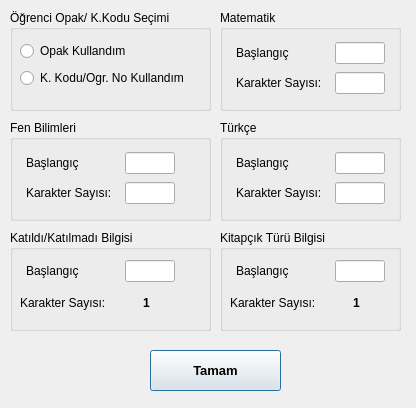
Above: Ayarlar.ui from electropsycho/ODMConverter before the change. Below: the same form after it.
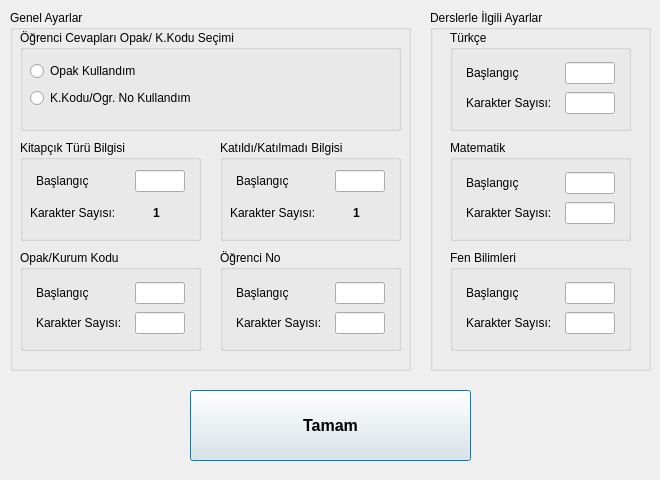
That is the form after the change. Icons and pictures are not drawn.

```diff
--- a/Ayarlar.ui
+++ b/Ayarlar.ui
@@ -6,8 +6,8 @@
    <rect>
     <x>0</x>
     <y>0</y>
-    <width>416</width>
-    <height>408</height>
+    <width>660</width>
+    <height>480</height>
    </rect>
   </property>
   <property name="sizePolicy">
@@ -16,27 +16,363 @@
     <verstretch>0</verstretch>
    </sizepolicy>
   </property>
+  <property name="minimumSize">
+   <size>
+    <width>660</width>
+    <height>480</height>
+   </size>
+  </property>
+  <property name="maximumSize">
+   <size>
+    <width>660</width>
+    <height>480</height>
+   </size>
+  </property>
   <property name="windowTitle">
    <string>Ayarlar</string>
   </property>
+  <property name="windowIcon">
+   <iconset>
+    <normaloff>images/settings.png</normaloff>images/settings.png</iconset>
+  </property>
+  <property name="sizeGripEnabled">
+   <bool>false</bool>
+  </property>
+  <widget class="QGroupBox" name="groupBox_8">
+   <property name="geometry">
+    <rect>
+     <x>10</x>
+     <y>10</y>
+     <width>401</width>
+     <height>361</height>
+    </rect>
+   </property>
+   <property name="title">
+    <string>Genel Ayarlar</string>
+   </property>
+   <widget class="QGroupBox" name="groupBox_5">
+    <property name="geometry">
+     <rect>
+      <x>210</x>
+      <y>130</y>
+      <width>181</width>
+      <height>101</height>
+     </rect>
+    </property>
+    <property name="title">
+     <string>Katıldı/Katılmadı Bilgisi</string>
+    </property>
+    <widget class="QWidget" name="layoutWidget_3">
+     <property name="geometry">
+      <rect>
+       <x>10</x>
+       <y>30</y>
+       <width>161</width>
+       <height>57</height>
+      </rect>
+     </property>
+     <layout class="QVBoxLayout" name="verticalLayout_5">
+      <item>
+       <layout class="QHBoxLayout" name="horizontalLayout_7">
+        <item>
+         <widget class="QLabel" name="label_7">
+          <property name="minimumSize">
+           <size>
+            <width>87</width>
+            <height>0</height>
+           </size>
+          </property>
+          <property name="maximumSize">
+           <size>
+            <width>87</width>
+            <height>16777215</height>
+           </size>
+          </property>
+          <property name="text">
+           <string>Başlangıç</string>
+          </property>
+         </widget>
+        </item>
+        <item>
+         <widget class="QLineEdit" name="leKatilimDurumuBaslangic">
+          <property name="maximumSize">
+           <size>
+            <width>50</width>
+            <height>16777215</height>
+           </size>
+          </property>
+          <property name="text">
+           <string/>
+          </property>
+          <property name="alignment">
+           <set>Qt::AlignCenter</set>
+          </property>
+         </widget>
+        </item>
+       </layout>
+      </item>
+      <item>
+       <layout class="QHBoxLayout" name="horizontalLayout_8">
+        <item>
+         <widget class="QLabel" name="label_8">
+          <property name="maximumSize">
+           <size>
+            <width>87</width>
+            <height>16777215</height>
+           </size>
+          </property>
+          <property name="text">
+           <string>Karakter Sayısı:</string>
+          </property>
+         </widget>
+        </item>
+        <item>
+         <widget class="QLabel" name="label_11">
+          <property name="font">
+           <font>
+            <pointsize>9</pointsize>
+            <weight>75</weight>
+            <bold>true</bold>
+           </font>
+          </property>
+          <property name="lineWidth">
+           <number>2</number>
+          </property>
+          <property name="text">
+           <string>1</string>
+          </property>
+          <property name="alignment">
+           <set>Qt::AlignCenter</set>
+          </property>
+          <property name="indent">
+           <number>0</number>
+          </property>
+         </widget>
+        </item>
+       </layout>
+      </item>
+     </layout>
+    </widget>
+   </widget>
+   <widget class="QGroupBox" name="groupBox_7">
+    <property name="geometry">
+     <rect>
+      <x>10</x>
+      <y>240</y>
+      <width>181</width>
+      <height>101</height>
+     </rect>
+    </property>
+    <property name="title">
+     <string>Opak/Kurum Kodu</string>
+    </property>
+    <property name="flat">
+     <bool>false</bool>
+    </property>
+    <widget class="QWidget" name="layoutWidget_5">
+     <property name="geometry">
+      <rect>
+       <x>10</x>
+       <y>30</y>
+       <width>161</width>
+       <height>57</height>
+      </rect>
+     </property>
+     <layout class="QVBoxLayout" name="verticalLayout_7">
+      <item>
+       <layout class="QHBoxLayout" name="horizontalLayout_11">
+        <item>
+         <widget class="QLabel" name="label_13">
+          <property name="minimumSize">
+           <size>
+            <width>87</width>
+            <height>0</height>
+           </size>
+          </property>
+          <property name="maximumSize">
+           <size>
+            <width>87</width>
+            <height>16777215</height>
+           </size>
+          </property>
+          <property name="text">
+           <string>Başlangıç</string>
+          </property>
+         </widget>
+        </item>
+        <item>
+         <widget class="QLineEdit" name="leKKOpakBaslangic">
+          <property name="maximumSize">
+           <size>
+            <width>50</width>
+            <height>16777215</height>
+           </size>
+          </property>
+          <property name="alignment">
+           <set>Qt::AlignCenter</set>
+          </property>
+         </widget>
+        </item>
+       </layout>
+      </item>
+      <item>
+       <layout class="QHBoxLayout" name="horizontalLayout_12">
+        <item>
+         <widget class="QLabel" name="label_14">
+          <property name="maximumSize">
+           <size>
+            <width>87</width>
+            <height>16777215</height>
+           </size>
+          </property>
+          <property name="text">
+           <string>Karakter Sayısı:</string>
+          </property>
+         </widget>
+        </item>
+        <item>
+         <widget class="QLineEdit" name="leKKOpakKarSayisi">
+          <property name="maximumSize">
+           <size>
+            <width>50</width>
+            <height>16777215</height>
+           </size>
+          </property>
+          <property name="alignment">
+           <set>Qt::AlignCenter</set>
+          </property>
+         </widget>
+        </item>
+       </layout>
+      </item>
+     </layout>
+    </widget>
+   </widget>
+   <widget class="QGroupBox" name="groupBox_6">
+    <property name="geometry">
+     <rect>
+      <x>10</x>
+      <y>130</y>
+      <width>181</width>
+      <height>101</height>
+     </rect>
+    </property>
+    <property name="title">
+     <string>Kitapçık Türü Bilgisi</string>
+    </property>
+    <widget class="QWidget" name="layoutWidget_4">
+     <property name="geometry">
+      <rect>
+       <x>10</x>
+       <y>30</y>
+       <width>161</width>
+       <height>57</height>
+      </rect>
+     </property>
+     <layout class="QVBoxLayout" name="verticalLayout_6">
+      <item>
+       <layout class="QHBoxLayout" name="horizontalLayout_9">
+        <item>
+         <widget class="QLabel" name="label_9">
+          <property name="minimumSize">
+           <size>
+            <width>87</width>
+            <height>0</height>
+           </size>
+          </property>
+          <property name="maximumSize">
+           <size>
+            <width>87</width>
+            <height>16777215</height>
+           </size>
+          </property>
+          <property name="text">
+           <string>Başlangıç</string>
+          </property>
+         </widget>
+        </item>
+        <item>
+         <widget class="QLineEdit" name="leKitapTurBaslangic">
+          <property name="maximumSize">
+           <size>
+            <width>50</width>
+            <height>16777215</height>
+           </size>
+          </property>
+          <property name="text">
+           <string/>
+          </property>
+          <property name="alignment">
+           <set>Qt::AlignCenter</set>
+          </property>
+         </widget>
+        </item>
+       </layout>
+      </item>
+      <item>
+       <layout class="QHBoxLayout" name="horizontalLayout_10">
+        <item>
+         <widget class="QLabel" name="label_10">
+          <property name="maximumSize">
+           <size>
+            <width>87</width>
+            <height>16777215</height>
+           </size>
+          </property>
+          <property name="text">
+           <string>Karakter Sayısı:</string>
+          </property>
+         </widget>
+        </item>
+        <item>
+         <widget class="QLabel" name="label_12">
+          <property name="font">
+           <font>
+            <pointsize>9</pointsize>
+            <weight>75</weight>
+            <bold>true</bold>
+           </font>
+          </property>
+          <property name="lineWidth">
+           <number>2</number>
+          </property>
+          <property name="text">
+           <string>1</string>
+          </property>
+          <property name="alignment">
+           <set>Qt::AlignCenter</set>
+          </property>
+          <property name="indent">
+           <number>0</number>
+          </property>
+         </widget>
+        </item>
+       </layout>
+      </item>
+     </layout>
+    </widget>
+   </widget>
   <widget class="QGroupBox" name="groupBox">
    <property name="geometry">
     <rect>
      <x>10</x>
-     <y>10</y>
-     <width>201</width>
+      <y>20</y>
+      <width>381</width>
      <height>101</height>
     </rect>
    </property>
    <property name="title">
-    <string>Öğrenci Opak/ K.Kodu Seçimi</string>
-   </property>
-   <widget class="QWidget" name="">
+     <string>Öğrenci Cevapları Opak/ K.Kodu Seçimi</string>
+    </property>
+    <property name="checkable">
+     <bool>false</bool>
+    </property>
+    <widget class="QWidget" name="layoutWidget">
     <property name="geometry">
      <rect>
       <x>10</x>
       <y>30</y>
-      <width>181</width>
+       <width>341</width>
       <height>49</height>
      </rect>
     </property>
@@ -51,38 +387,216 @@
      <item>
       <widget class="QRadioButton" name="rbKKodu">
        <property name="text">
-        <string>K. Kodu/Ogr. No Kullandım</string>
+         <string>K.Kodu/Ogr. No Kullandım</string>
        </property>
       </widget>
      </item>
     </layout>
    </widget>
   </widget>
-  <widget class="QPushButton" name="pbTamam">
+   <widget class="QGroupBox" name="groupBox_10">
    <property name="geometry">
     <rect>
-     <x>150</x>
-     <y>350</y>
-     <width>131</width>
-     <height>41</height>
-    </rect>
-   </property>
-   <property name="font">
-    <font>
-     <pointsize>10</pointsize>
-     <weight>75</weight>
-     <bold>true</bold>
-    </font>
-   </property>
+      <x>210</x>
+      <y>240</y>
+      <width>181</width>
+      <height>101</height>
+     </rect>
+    </property>
+    <property name="title">
+     <string>Öğrenci No</string>
+    </property>
+    <property name="flat">
+     <bool>false</bool>
+    </property>
+    <widget class="QWidget" name="layoutWidget_6">
+     <property name="geometry">
+      <rect>
+       <x>10</x>
+       <y>30</y>
+       <width>161</width>
+       <height>57</height>
+      </rect>
+     </property>
+     <layout class="QVBoxLayout" name="verticalLayout_9">
+      <item>
+       <layout class="QHBoxLayout" name="horizontalLayout_13">
+        <item>
+         <widget class="QLabel" name="label_15">
+          <property name="minimumSize">
+           <size>
+            <width>87</width>
+            <height>0</height>
+           </size>
+          </property>
+          <property name="maximumSize">
+           <size>
+            <width>87</width>
+            <height>16777215</height>
+           </size>
+          </property>
    <property name="text">
-    <string>Tamam</string>
-   </property>
+           <string>Başlangıç</string>
+          </property>
+         </widget>
+        </item>
+        <item>
+         <widget class="QLineEdit" name="leOgrenciNoBaslangic">
+          <property name="maximumSize">
+           <size>
+            <width>50</width>
+            <height>16777215</height>
+           </size>
+          </property>
+          <property name="alignment">
+           <set>Qt::AlignCenter</set>
+          </property>
+         </widget>
+        </item>
+       </layout>
+      </item>
+      <item>
+       <layout class="QHBoxLayout" name="horizontalLayout_14">
+        <item>
+         <widget class="QLabel" name="label_16">
+          <property name="maximumSize">
+           <size>
+            <width>87</width>
+            <height>16777215</height>
+           </size>
+          </property>
+          <property name="text">
+           <string>Karakter Sayısı:</string>
+          </property>
+         </widget>
+        </item>
+        <item>
+         <widget class="QLineEdit" name="leOgrenciNoKarSayisi">
+          <property name="maximumSize">
+           <size>
+            <width>50</width>
+            <height>16777215</height>
+           </size>
+          </property>
+          <property name="alignment">
+           <set>Qt::AlignCenter</set>
+          </property>
+         </widget>
+        </item>
+       </layout>
+      </item>
+     </layout>
+    </widget>
+   </widget>
+  </widget>
+  <widget class="QGroupBox" name="groupBox_9">
+   <property name="geometry">
+    <rect>
+     <x>430</x>
+     <y>10</y>
+     <width>221</width>
+     <height>361</height>
+    </rect>
+   </property>
+   <property name="title">
+    <string>Derslerle İlgili Ayarlar</string>
+   </property>
+   <widget class="QGroupBox" name="groupBox_4">
+    <property name="geometry">
+     <rect>
+      <x>20</x>
+      <y>240</y>
+      <width>181</width>
+      <height>101</height>
+     </rect>
+    </property>
+    <property name="title">
+     <string>Fen Bilimleri</string>
+    </property>
+    <widget class="QWidget" name="layoutWidget">
+     <property name="geometry">
+      <rect>
+       <x>10</x>
+       <y>30</y>
+       <width>161</width>
+       <height>57</height>
+      </rect>
+     </property>
+     <layout class="QVBoxLayout" name="verticalLayout_2">
+      <item>
+       <layout class="QHBoxLayout" name="horizontalLayout_2">
+        <item>
+         <widget class="QLabel" name="label">
+          <property name="minimumSize">
+           <size>
+            <width>87</width>
+            <height>0</height>
+           </size>
+          </property>
+          <property name="maximumSize">
+           <size>
+            <width>87</width>
+            <height>16777215</height>
+           </size>
+          </property>
+          <property name="text">
+           <string>Başlangıç</string>
+          </property>
+         </widget>
+        </item>
+        <item>
+         <widget class="QLineEdit" name="leFenBaslangic">
+          <property name="maximumSize">
+           <size>
+            <width>50</width>
+            <height>16777215</height>
+           </size>
+          </property>
+          <property name="alignment">
+           <set>Qt::AlignCenter</set>
+          </property>
+         </widget>
+        </item>
+       </layout>
+      </item>
+      <item>
+       <layout class="QHBoxLayout" name="horizontalLayout">
+        <item>
+         <widget class="QLabel" name="label_2">
+          <property name="maximumSize">
+           <size>
+            <width>87</width>
+            <height>16777215</height>
+           </size>
+          </property>
+          <property name="text">
+           <string>Karakter Sayısı:</string>
+          </property>
+         </widget>
+        </item>
+        <item>
+         <widget class="QLineEdit" name="leFenKarSayisi">
+          <property name="maximumSize">
+           <size>
+            <width>50</width>
+            <height>16777215</height>
+           </size>
+          </property>
+          <property name="alignment">
+           <set>Qt::AlignCenter</set>
+          </property>
+         </widget>
+        </item>
+       </layout>
+      </item>
+     </layout>
+    </widget>
   </widget>
   <widget class="QGroupBox" name="groupBox_2">
    <property name="geometry">
     <rect>
-     <x>220</x>
-     <y>120</y>
+      <x>20</x>
+      <y>20</y>
      <width>181</width>
      <height>101</height>
     </rect>
@@ -129,6 +643,9 @@
            <height>16777215</height>
           </size>
          </property>
+          <property name="alignment">
+           <set>Qt::AlignCenter</set>
+          </property>
         </widget>
        </item>
       </layout>
@@ -156,6 +673,9 @@
            <height>16777215</height>
           </size>
          </property>
+          <property name="alignment">
+           <set>Qt::AlignCenter</set>
+          </property>
         </widget>
        </item>
       </layout>
@@ -166,8 +686,8 @@
   <widget class="QGroupBox" name="groupBox_3">
    <property name="geometry">
     <rect>
-     <x>220</x>
-     <y>10</y>
+      <x>20</x>
+      <y>130</y>
      <width>181</width>
      <height>101</height>
     </rect>
@@ -214,6 +734,9 @@
            <height>16777215</height>
           </size>
          </property>
+          <property name="alignment">
+           <set>Qt::AlignCenter</set>
+          </property>
         </widget>
        </item>
       </layout>
@@ -241,189 +764,9 @@
            <height>16777215</height>
           </size>
          </property>
-        </widget>
-       </item>
-      </layout>
-     </item>
-    </layout>
-   </widget>
-  </widget>
-  <widget class="QGroupBox" name="groupBox_4">
-   <property name="geometry">
-    <rect>
-     <x>10</x>
-     <y>120</y>
-     <width>201</width>
-     <height>101</height>
-    </rect>
-   </property>
-   <property name="title">
-    <string>Fen Bilimleri</string>
-   </property>
-   <widget class="QWidget" name="">
-    <property name="geometry">
-     <rect>
-      <x>10</x>
-      <y>30</y>
-      <width>161</width>
-      <height>57</height>
-     </rect>
-    </property>
-    <layout class="QVBoxLayout" name="verticalLayout_2">
-     <item>
-      <layout class="QHBoxLayout" name="horizontalLayout_2">
-       <item>
-        <widget class="QLabel" name="label">
-         <property name="minimumSize">
-          <size>
-           <width>87</width>
-           <height>0</height>
-          </size>
-         </property>
-         <property name="maximumSize">
-          <size>
-           <width>87</width>
-           <height>16777215</height>
-          </size>
-         </property>
-         <property name="text">
-          <string>Başlangıç</string>
-         </property>
-        </widget>
-       </item>
-       <item>
-        <widget class="QLineEdit" name="leFenBaslangic">
-         <property name="maximumSize">
-          <size>
-           <width>50</width>
-           <height>16777215</height>
-          </size>
-         </property>
-        </widget>
-       </item>
-      </layout>
-     </item>
-     <item>
-      <layout class="QHBoxLayout" name="horizontalLayout">
-       <item>
-        <widget class="QLabel" name="label_2">
-         <property name="maximumSize">
-          <size>
-           <width>87</width>
-           <height>16777215</height>
-          </size>
-         </property>
-         <property name="text">
-          <string>Karakter Sayısı:</string>
-         </property>
-        </widget>
-       </item>
-       <item>
-        <widget class="QLineEdit" name="leFenKarSayisi">
-         <property name="maximumSize">
-          <size>
-           <width>50</width>
-           <height>16777215</height>
-          </size>
-         </property>
-        </widget>
-       </item>
-      </layout>
-     </item>
-    </layout>
-   </widget>
-  </widget>
-  <widget class="QGroupBox" name="groupBox_5">
-   <property name="geometry">
-    <rect>
-     <x>10</x>
-     <y>230</y>
-     <width>201</width>
-     <height>101</height>
-    </rect>
-   </property>
-   <property name="title">
-    <string>Katıldı/Katılmadı Bilgisi</string>
-   </property>
-   <widget class="QWidget" name="layoutWidget_3">
-    <property name="geometry">
-     <rect>
-      <x>10</x>
-      <y>30</y>
-      <width>161</width>
-      <height>57</height>
-     </rect>
-    </property>
-    <layout class="QVBoxLayout" name="verticalLayout_5">
-     <item>
-      <layout class="QHBoxLayout" name="horizontalLayout_7">
-       <item>
-        <widget class="QLabel" name="label_7">
-         <property name="minimumSize">
-          <size>
-           <width>87</width>
-           <height>0</height>
-          </size>
-         </property>
-         <property name="maximumSize">
-          <size>
-           <width>87</width>
-           <height>16777215</height>
-          </size>
-         </property>
-         <property name="text">
-          <string>Başlangıç</string>
-         </property>
-        </widget>
-       </item>
-       <item>
-        <widget class="QLineEdit" name="leKatilimDurumuBaslangic">
-         <property name="maximumSize">
-          <size>
-           <width>50</width>
-           <height>16777215</height>
-          </size>
-         </property>
-        </widget>
-       </item>
-      </layout>
-     </item>
-     <item>
-      <layout class="QHBoxLayout" name="horizontalLayout_8">
-       <item>
-        <widget class="QLabel" name="label_8">
-         <property name="maximumSize">
-          <size>
-           <width>87</width>
-           <height>16777215</height>
-          </size>
-         </property>
-         <property name="text">
-          <string>Karakter Sayısı:</string>
-         </property>
-        </widget>
-       </item>
-       <item>
-        <widget class="QLabel" name="label_11">
-         <property name="font">
-          <font>
-           <pointsize>9</pointsize>
-           <weight>75</weight>
-           <bold>true</bold>
-          </font>
-         </property>
-         <property name="lineWidth">
-          <number>2</number>
-         </property>
-         <property name="text">
-          <string>1</string>
-         </property>
          <property name="alignment">
           <set>Qt::AlignCenter</set>
          </property>
-         <property name="indent">
-          <number>0</number>
-         </property>
         </widget>
        </item>
       </layout>
@@ -431,105 +774,69 @@
     </layout>
    </widget>
   </widget>
-  <widget class="QGroupBox" name="groupBox_6">
+  </widget>
+  <widget class="QWidget" name="verticalLayoutWidget">
    <property name="geometry">
     <rect>
-     <x>220</x>
-     <y>230</y>
-     <width>181</width>
-     <height>101</height>
-    </rect>
-   </property>
-   <property name="title">
-    <string>Kitapçık Türü Bilgisi</string>
-   </property>
-   <widget class="QWidget" name="layoutWidget_4">
-    <property name="geometry">
-     <rect>
       <x>10</x>
-      <y>30</y>
-      <width>161</width>
-      <height>57</height>
-     </rect>
-    </property>
-    <layout class="QVBoxLayout" name="verticalLayout_6">
-     <item>
-      <layout class="QHBoxLayout" name="horizontalLayout_9">
-       <item>
-        <widget class="QLabel" name="label_9">
-         <property name="minimumSize">
-          <size>
-           <width>87</width>
-           <height>0</height>
-          </size>
-         </property>
-         <property name="maximumSize">
-          <size>
-           <width>87</width>
-           <height>16777215</height>
-          </size>
-         </property>
-         <property name="text">
-          <string>Başlangıç</string>
-         </property>
-        </widget>
-       </item>
+     <y>390</y>
+     <width>641</width>
+     <height>71</height>
+    </rect>
+   </property>
+   <layout class="QVBoxLayout" name="verticalLayout_8">
+    <property name="spacing">
+     <number>0</number>
+    </property>
+    <property name="leftMargin">
+     <number>180</number>
+    </property>
+    <property name="rightMargin">
+     <number>180</number>
+    </property>
        <item>
-        <widget class="QLineEdit" name="leKitapTurBaslangic">
-         <property name="maximumSize">
-          <size>
-           <width>50</width>
-           <height>16777215</height>
-          </size>
-         </property>
-        </widget>
-       </item>
-      </layout>
-     </item>
-     <item>
-      <layout class="QHBoxLayout" name="horizontalLayout_10">
-       <item>
-        <widget class="QLabel" name="label_10">
-         <property name="maximumSize">
-          <size>
-           <width>87</width>
-           <height>16777215</height>
-          </size>
-         </property>
-         <property name="text">
-          <string>Karakter Sayısı:</string>
-         </property>
-        </widget>
-       </item>
-       <item>
-        <widget class="QLabel" name="label_12">
+     <widget class="QPushButton" name="pbTamam">
+      <property name="sizePolicy">
+       <sizepolicy hsizetype="Minimum" vsizetype="Minimum">
+        <horstretch>0</horstretch>
+        <verstretch>0</verstretch>
+       </sizepolicy>
+      </property>
          <property name="font">
           <font>
-           <pointsize>9</pointsize>
+        <pointsize>12</pointsize>
            <weight>75</weight>
            <bold>true</bold>
           </font>
          </property>
-         <property name="lineWidth">
-          <number>2</number>
+      <property name="styleSheet">
+       <string notr="true"/>
          </property>
          <property name="text">
-          <string>1</string>
-         </property>
-         <property name="alignment">
-          <set>Qt::AlignCenter</set>
-         </property>
-         <property name="indent">
-          <number>0</number>
-         </property>
+       <string>Tamam</string>
+      </property>
         </widget>
        </item>
       </layout>
-     </item>
-    </layout>
-   </widget>
-  </widget>
- </widget>
+  </widget>
+ </widget>
+ <tabstops>
+  <tabstop>rbOpak</tabstop>
+  <tabstop>rbKKodu</tabstop>
+  <tabstop>leKitapTurBaslangic</tabstop>
+  <tabstop>leKatilimDurumuBaslangic</tabstop>
+  <tabstop>leKKOpakBaslangic</tabstop>
+  <tabstop>leKKOpakKarSayisi</tabstop>
+  <tabstop>leOgrenciNoBaslangic</tabstop>
+  <tabstop>leOgrenciNoKarSayisi</tabstop>
+  <tabstop>leTurBaslangic</tabstop>
+  <tabstop>leTurKarSayisi</tabstop>
+  <tabstop>leMatBaslangic</tabstop>
+  <tabstop>leMatKarSayisi</tabstop>
+  <tabstop>leFenBaslangic</tabstop>
+  <tabstop>leFenKarSayisi</tabstop>
+  <tabstop>pbTamam</tabstop>
+ </tabstops>
  <resources/>
  <connections/>
 </ui>
```
Lines whose indentation alone changed are shown as unchanged.
